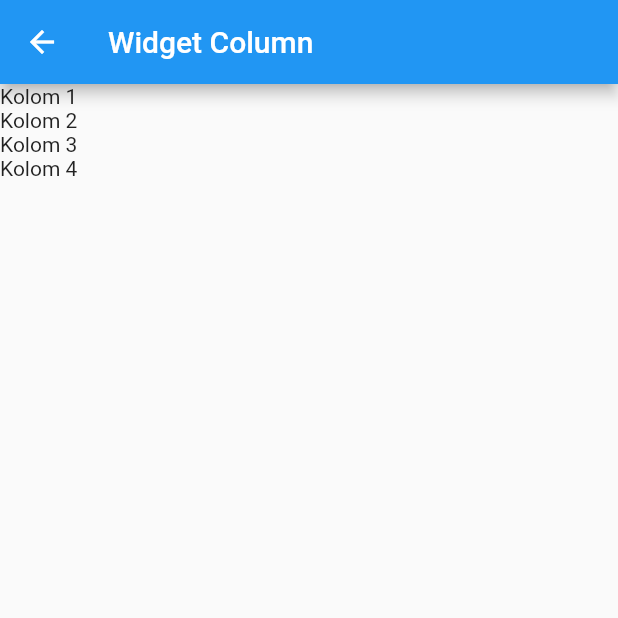
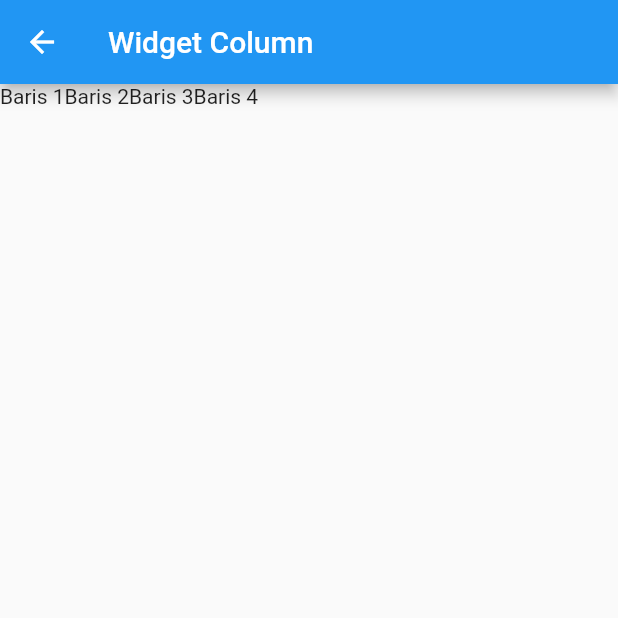
Before and after one commit to galennolan/testlagi, a Flutter app: the ColumnWidget screen opened directly, on a phone screen of 412 x 824 dp, the top half of it. Run offline on Flutter 3.47's test engine with Material 2 defaults, Android fonts, the phone set to English and light mode, and no system bars; missing offline and left inert: dart:js; network calls fail.

Commit message:
commit on 'master'

```diff
--- a/lib/main.dart
+++ b/lib/main.dart
@@ -1,18 +1,113 @@
-import 'package:testlagi/produk_form.dart';
 import 'package:flutter/material.dart';
 
 void main() {
-  runApp( MyApp());
+  runApp(MyApp());
 }
 
 class MyApp extends StatelessWidget {
-   MyApp({Key? key}) : super(key: key);
+  MyApp({Key? key}) : super(key: key);
 
   @override
   Widget build(BuildContext context) {
-    return  MaterialApp(
+    Color color = Theme.of(context).primaryColor;
+
+    Widget buttonSection = Row(
+      mainAxisAlignment: MainAxisAlignment.spaceEvenly,
+      children: [
+        _buildButtonColumn(color, Icons.call, 'CALL'),
+        _buildButtonColumn(color, Icons.near_me, 'ROUTE'),
+        _buildButtonColumn(color, Icons.share, 'SHARE'),
+      ],
+    );
+    return MaterialApp(
       title: "Aplikasi Flutter Pertama",
-      home: ProdukForm(),
+      home: Scaffold(
+          appBar: AppBar(
+            title: const Text('Flutter Layout Demo'),
+          ),
+          body: ListView(children: [
+            Image.network(
+              'https://images.unsplash.com/photo-1471115853179-bb1d604434e0?dpr=1&auto=format&fit=crop&w=767&h=583&q=80&cs=tinysrgb&crop=',
+              width: 300,
+              height: 240,
+              fit: BoxFit.cover,
+            ),
+            titleSection,
+            buttonSection,
+            textSection
+          ])),
+    );
+  }
+
+  Column _buildButtonColumn(Color color, IconData icon, String label) {
+    return Column(
+      mainAxisSize: MainAxisSize.min,
+      mainAxisAlignment: MainAxisAlignment.center,
+      children: [
+        Icon(icon, color: color),
+        Container(
+          margin: const EdgeInsets.only(top: 8),
+          child: Text(
+            label,
+            style: TextStyle(
+              fontSize: 12,
+              fontWeight: FontWeight.w400,
+              color: color,
+            ),
+          ),
+        ),
+      ],
     );
   }
 }
+
+Widget titleSection = Container(
+  padding: const EdgeInsets.all(32),
+  child: Row(
+    children: [
+      Expanded(
+        /*1*/
+        child: Column(
+          crossAxisAlignment: CrossAxisAlignment.start,
+          children: [
+            /*2*/
+            Container(
+              padding: const EdgeInsets.only(bottom: 8),
+              child: const Text(
+                'Oeschinen Lake Campground',
+                style: TextStyle(
+                  fontWeight: FontWeight.bold,
+                ),
+              ),
+            ),
+            Text(
+              'Kandersteg, Switzerland',
+              style: TextStyle(
+                color: Colors.grey[500],
+              ),
+            ),
+          ],
+        ),
+      ),
+      /*3*/
+      Icon(
+        Icons.star,
+        color: Colors.red[500],
+      ),
+      const Text('41'),
+    ],
+  ),
+);
+
+Widget textSection = const Padding(
+  padding: EdgeInsets.all(32),
+  child: Text(
+    'Lake Oeschinen lies at the foot of the Blüemlisalp in the Bernese '
+    'Alps. Situated 1,578 meters above sea level, it is one of the '
+    'larger Alpine Lakes. A gondola ride from Kandersteg, followed by a '
+    'half-hour walk through pastures and pine forest, leads you to the '
+    'lake, which warms to 20 degrees Celsius in the summer. Activities '
+    'enjoyed here include rowing, and riding the summer toboggan run.',
+    softWrap: true,
+  ),
+);
--- a/lib/column_widget.dart
+++ b/lib/ui/column_widget.dart
@@ -9,12 +9,12 @@ class ColumnWidget extends StatelessWidget {
         appBar: AppBar(
           title: const Text('Widget Column'),
         ),
-        body: Column(
+        body: Row(
           children: const [
-            Text('Kolom 1'),
-            Text('Kolom 2'),
-            Text('Kolom 3'),
-            Text('Kolom 4'),
+            Text('Baris 1'),
+            Text('Baris 2'),
+            Text('Baris 3'),
+            Text('Baris 4'),
           ],
         ));
   }
```
